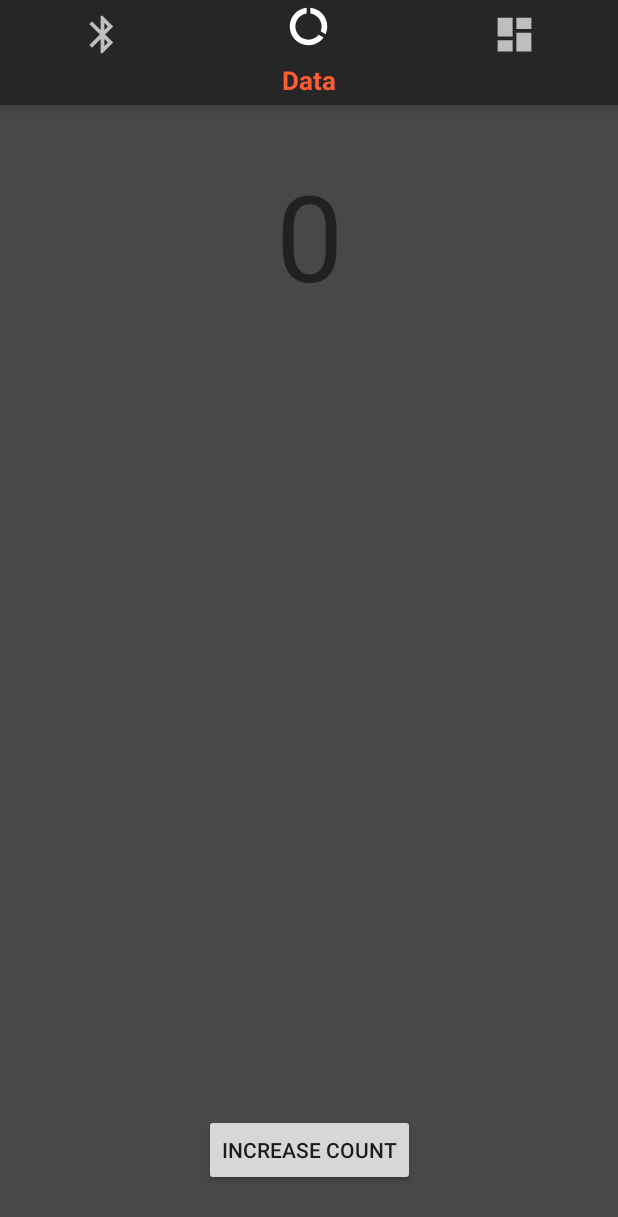
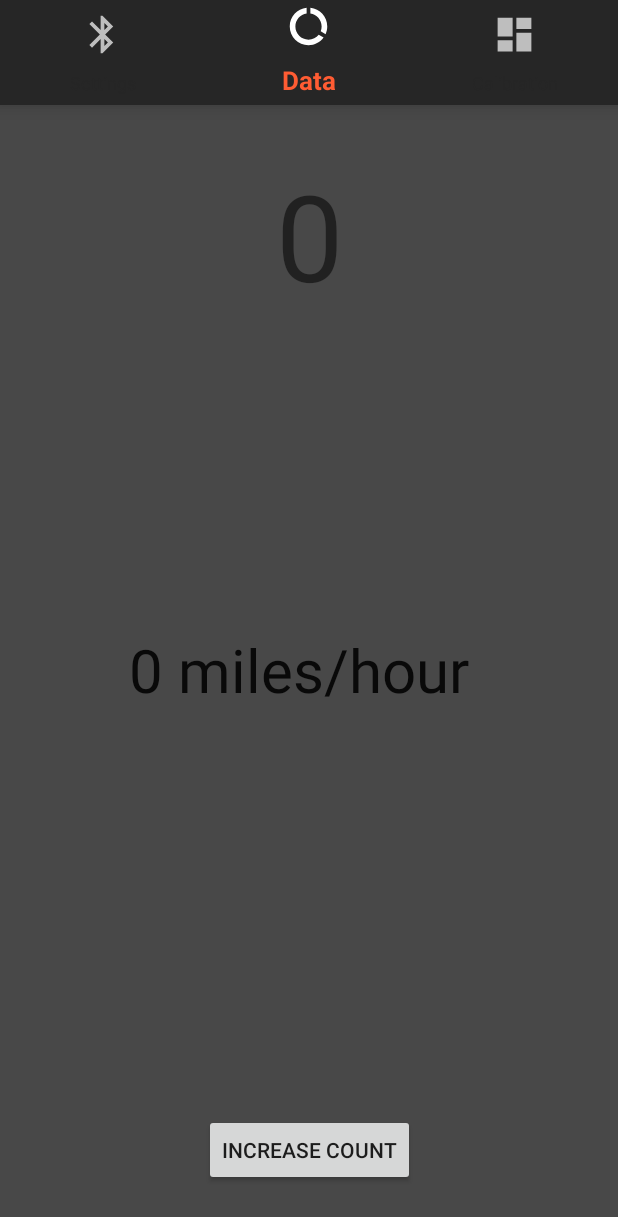
Before and after one commit to AMDHome/Mechanical-Speedometer-Converter, an Android app: the screen it shows after launch (MainActivity), item 2 of the bottom bar chosen, on a phone screen of 412 x 824 dp. Shown: the top 1217 px of the screen. Run offline under Robolectric (Android 15) with nearby library versions, the phone set to English and light mode, and no system bars.

Commit message:
speedfromGPS from activity to fragment
Difficulties Integrating speedFromGPS, probably due to fragment type not have context. TextView will show but will not update

```diff
--- a/app/app/src/main/java/com/android/ecs193/meterconverter/DataFragment.java
+++ b/app/app/src/main/java/com/android/ecs193/meterconverter/DataFragment.java
@@ -1,14 +1,21 @@
 package com.android.ecs193.meterconverter;
 
 import android.content.Context;
+import android.content.pm.PackageManager;
+import android.location.Location;
+import android.location.LocationListener;
+import android.location.LocationManager;
 import android.net.Uri;
 import android.os.Bundle;
+import android.support.v4.app.ActivityCompat;
 import android.support.v4.app.Fragment;
+import android.support.v4.content.ContextCompat;
 import android.view.LayoutInflater;
 import android.view.View;
 import android.view.ViewGroup;
 import android.widget.Button;
 import android.widget.TextView;
+import android.widget.Toast;
 
 
 /**
@@ -18,6 +25,19 @@ public class DataFragment extends Fragment {
     public TextView countTv;
     public Button countBtn;
 
+    public TextView speed_textView;
+
+    // Radius of the Earth in meters, used in calcHaversineDist
+    public static final double EARTH_RADIUS = 6371071.0;
+    // Creates a reference to the system Location Manager
+    LocationManager locationManager;
+    // Creates a listener that responds to location updates
+    LocationListener locationListener;
+    // To hold previous location
+    public static Location oldLocation = null;
+    // Constant for fine location, ACCESS_FINE_LOCATION is for GPS_Provider
+    private static final int MY_PERMISSION_ACCESS_FINE_LOCATION = 12;
+
     public void DashboardFragment() {
         // Required empty public constructor
     }
@@ -25,6 +45,24 @@ public class DataFragment extends Fragment {
     @Override
     public View onCreateView(LayoutInflater inflater, ViewGroup container,
                              Bundle savedInstanceState) {
+
+        //locationManager = (LocationManager)this.getSystemService(Context.LOCATION_SERVICE);
+        locationManager = (LocationManager)getActivity().getSystemService(Context.LOCATION_SERVICE);
+        locationListener = new speedCalc();
+
+        // This part should "register" the listener with the Location Manager to receive updates after checking permissions
+        if (ContextCompat.checkSelfPermission(getActivity(), android.Manifest.permission.ACCESS_FINE_LOCATION ) != PackageManager.PERMISSION_GRANTED ) {
+            msg("entered");
+            ActivityCompat.requestPermissions(getActivity(), new String[] {android.Manifest.permission.ACCESS_FINE_LOCATION}, MY_PERMISSION_ACCESS_FINE_LOCATION);
+            //ActivityCompat.requestPermissions(getActivity(), new String[] {android.Manifest.permission.ACCESS_FINE_LOCATION}, MY_PERMISSION_ACCESS_FINE_LOCATION);
+        }
+        if (ContextCompat.checkSelfPermission(getActivity(), android.Manifest.permission.ACCESS_FINE_LOCATION) == PackageManager.PERMISSION_GRANTED) {
+        //if (ContextCompat.checkSelfPermission(getContext(), android.Manifest.permission.ACCESS_FINE_LOCATION) == PackageManager.PERMISSION_GRANTED) {
+            // minTime: 0 and minDistance: 0 indicates that the provider should make updates as fast as possible. This seems to be about once per second.
+            msg("entered2");
+            locationManager.requestLocationUpdates(LocationManager.GPS_PROVIDER, 0, 0, locationListener);
+        }
+
         View view = inflater.inflate(R.layout.frag_data, container, false);
         countTv = (TextView) view.findViewById(R.id.count_tv);
         countTv.setText("0");
@@ -35,7 +73,60 @@ public class DataFragment extends Fragment {
                 increaseCount();
             }
         });
+
+        speed_textView = (TextView) view.findViewById(R.id.txtCurrentSpeed);
+        //speed_textView.setText(mph + " miles/hour");
+
         return view;
+    }
+
+    public void useNewLocation(Location location) {
+        // If on first call, set oldLocation and return
+        if (oldLocation == null) {
+            oldLocation = location;
+            return;
+        }
+        double newLat = location.getLatitude(); // In degrees
+        double newLon = location.getLongitude(); // In degrees
+        long currTime = location.getTime(); // Milliseconds since 1/1/70
+        double distance = calcHaversineDist(oldLocation.getLatitude(), oldLocation.getLongitude(), newLat, newLon);
+        int mph = (int) ((distance/1609.0)/(((double)(currTime - oldLocation.getTime())) / 3600000.0)); // Convert meters to miles and ms to hours
+        //TextView textView = findViewById(R.id.txtCurrentSpeed); //FRAGMENTS DOES NOT PROVIDE findViewbById(), must be in oncreate
+        speed_textView.setText(mph + " miles/hour");
+        oldLocation = location;
+    }
+
+    // Haversine Formula for distance b/t pts on sphere given lat. & lon.; see https://en.wikipedia.org/wiki/Haversine_formula
+    public static double calcHaversineDist(double lat1, double lon1, double lat2, double lon2) {
+        double dLat = Math.toRadians(lat2 - lat1);
+        double dLon = Math.toRadians(lon2 - lon1);
+        double a = Math.sin(dLat / 2.0) * Math.sin(dLat / 2.0)
+                + Math.cos(Math.toRadians(lat1))
+                * Math.cos(Math.toRadians(lat2)) * Math.sin(dLon / 2.0)
+                * Math.sin(dLon / 2.0);
+        double c = 2 * Math.asin(Math.sqrt(a));
+        double distInMeters = EARTH_RADIUS * c;
+        return distInMeters;
+    }
+
+    // Defines a listener that responds to location updates
+    class speedCalc implements LocationListener {
+        @Override
+        public void onLocationChanged(Location location) {
+
+            // Called when a new location is found by the GPS location provider.
+            if (location != null) {
+                msg("entered4");
+                useNewLocation(location);
+            }
+        }
+        // Following functions not used but required in class which implements LocationListener
+        @Override
+        public void onStatusChanged(String provider, int status, Bundle extras) {}
+        @Override
+        public void onProviderEnabled(String provider) {}
+        @Override
+        public void onProviderDisabled(String provider) {}
     }
 
     private void increaseCount() {
@@ -43,4 +134,10 @@ public class DataFragment extends Fragment {
         countTv.setText(String.valueOf(current + 1));
 
     }
+    private void msg(String s)
+    {
+        Toast.makeText(getActivity().getApplicationContext(),s, Toast.LENGTH_LONG).show();
+    }
+
+
 }
--- a/app/app/src/main/res/layout/frag_data.xml
+++ b/app/app/src/main/res/layout/frag_data.xml
@@ -14,23 +14,39 @@
             android:id="@+id/count_tv"
             android:layout_width="wrap_content"
             android:layout_height="wrap_content"
+            android:layout_marginTop="32dp"
             android:text="0"
             android:textSize="80sp"
             app:layout_constraintEnd_toEndOf="parent"
             app:layout_constraintStart_toStartOf="parent"
-            app:layout_constraintTop_toTopOf="parent"
-            android:layout_marginTop="32dp"/>
+            app:layout_constraintTop_toTopOf="parent" />
 
         <Button
             android:id="@+id/count_btn"
-            android:layout_marginBottom="32dp"
             android:layout_width="wrap_content"
             android:layout_height="wrap_content"
+            android:layout_marginBottom="32dp"
             android:text="Increase Count"
             app:layout_constraintBottom_toBottomOf="parent"
             app:layout_constraintEnd_toEndOf="parent"
             app:layout_constraintStart_toStartOf="parent" />
 
+        <TextView
+            android:id="@+id/txtCurrentSpeed"
+            android:layout_width="240dp"
+            android:layout_height="213dp"
+            android:layout_marginStart="16dp"
+            android:layout_marginLeft="16dp"
+            android:layout_marginTop="348dp"
+            android:layout_marginEnd="16dp"
+            android:layout_marginRight="16dp"
+            android:text="0 miles/hour"
+            android:textAppearance="?android:attr/textAppearanceLarge"
+            android:textSize="40sp"
+            app:layout_constraintEnd_toEndOf="parent"
+            app:layout_constraintStart_toStartOf="parent"
+            app:layout_constraintTop_toTopOf="parent" />
+
     </android.support.constraint.ConstraintLayout>
 
 </FrameLayout>
```
Also changed, not shown: 1338 other files.
